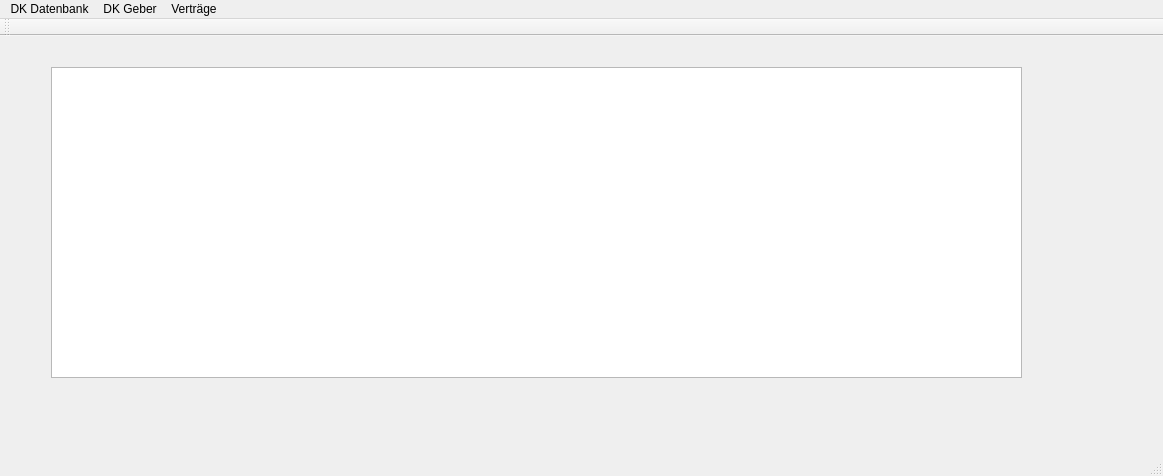
Old version of the form mainwindow.ui in the repository Schachigel/DKV2.
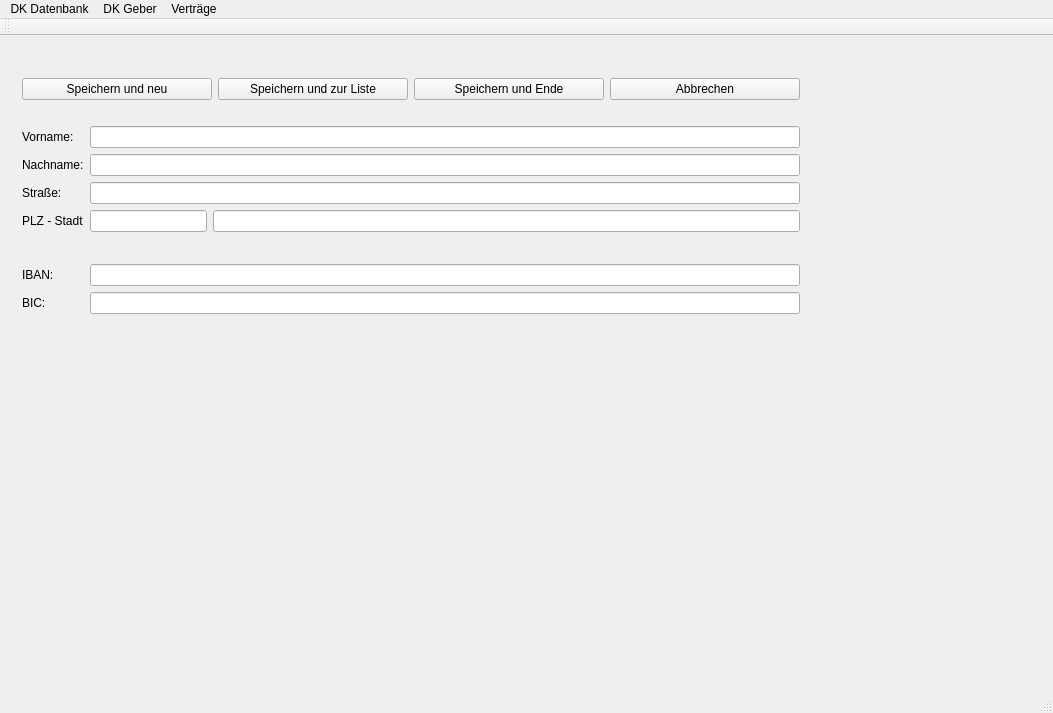
New version of the form.

What changed in the file:
```diff
--- a/mainwindow.ui
+++ b/mainwindow.ui
@@ -6,53 +6,221 @@
    <rect>
     <x>0</x>
     <y>0</y>
-    <width>1163</width>
-    <height>476</height>
+    <width>1053</width>
+    <height>713</height>
    </rect>
   </property>
   <property name="windowTitle">
    <string>MainWindow</string>
   </property>
   <widget class="QWidget" name="centralWidget">
-   <widget class="QWidget" name="verticalLayoutWidget">
-    <property name="geometry">
-     <rect>
-      <x>10</x>
-      <y>10</y>
-      <width>1121</width>
-      <height>371</height>
-     </rect>
-    </property>
-    <layout class="QVBoxLayout" name="cwLayout">
-     <item>
-      <widget class="QStackedWidget" name="stackedWidget">
-       <property name="currentIndex">
-        <number>1</number>
+   <layout class="QVBoxLayout" name="verticalLayout_3">
+    <item>
+     <widget class="QLabel" name="statusLabel">
+      <property name="text">
+       <string/>
+      </property>
+     </widget>
+    </item>
+    <item>
+     <widget class="QStackedWidget" name="stackedWidget">
+      <property name="currentIndex">
+       <number>2</number>
+      </property>
+      <widget class="QWidget" name="EmptyPage">
+       <layout class="QHBoxLayout" name="horizontalLayout_2">
+        <item>
+         <widget class="QLabel" name="label">
+          <property name="text">
+           <string>&lt;H2&gt;Willkommen zu DKV2- Deiner Verwaltung von Direktrediten&lt;/H2&gt;</string>
+          </property>
+         </widget>
+        </item>
+       </layout>
+      </widget>
+      <widget class="QWidget" name="PersonsListPage">
+       <layout class="QHBoxLayout" name="horizontalLayout">
+        <item>
+         <widget class="QTableView" name="PersonsTable"/>
+        </item>
+       </layout>
+      </widget>
+      <widget class="QWidget" name="NeuePerson">
+       <property name="maximumSize">
+        <size>
+         <width>800</width>
+         <height>16777215</height>
+        </size>
        </property>
-       <widget class="QWidget" name="EmptyPage"/>
-       <widget class="QWidget" name="PersonsListPage">
-        <widget class="QTableView" name="PersonsTable">
-         <property name="geometry">
-          <rect>
-           <x>30</x>
-           <y>10</y>
-           <width>971</width>
-           <height>311</height>
-          </rect>
-         </property>
-        </widget>
-       </widget>
+       <layout class="QVBoxLayout" name="verticalLayout">
+        <item>
+         <layout class="QHBoxLayout" name="horizontalLayout_4">
+          <item>
+           <widget class="QPushButton" name="saveNew">
+            <property name="toolTip">
+             <string>Der Datensatz wird gespeichert und ein weiterer Datensatz angelegt</string>
+            </property>
+            <property name="text">
+             <string>Speichern und neu</string>
+            </property>
+           </widget>
+          </item>
+          <item>
+           <widget class="QPushButton" name="saveList">
+            <property name="toolTip">
+             <string>Der Datensatz wird gespeichert und die Liste der DK Geber wird angezeigt</string>
+            </property>
+            <property name="text">
+             <string>Speichern und zur Liste</string>
+            </property>
+           </widget>
+          </item>
+          <item>
+           <widget class="QPushButton" name="saveExit">
+            <property name="toolTip">
+             <string>Der Datensatz wird gespeichert und die Eingabe neuer DK Geber wird beendet</string>
+            </property>
+            <property name="text">
+             <string>Speichern und Ende</string>
+            </property>
+           </widget>
+          </item>
+          <item>
+           <widget class="QPushButton" name="cancel">
+            <property name="toolTip">
+             <string>Das Anlegen eines DK Gebers wird abgebrochen</string>
+            </property>
+            <property name="text">
+             <string>Abbrechen</string>
+            </property>
+           </widget>
+          </item>
+         </layout>
+        </item>
+        <item>
+         <spacer name="horizontalSpacer_2">
+          <property name="orientation">
+           <enum>Qt::Horizontal</enum>
+          </property>
+          <property name="sizeHint" stdset="0">
+           <size>
+            <width>40</width>
+            <height>20</height>
+           </size>
+          </property>
+         </spacer>
+        </item>
+        <item>
+         <layout class="QFormLayout" name="formLayout">
+          <item row="0" column="0">
+           <widget class="QLabel" name="lVorname">
+            <property name="text">
+             <string>Vorname:</string>
+            </property>
+            <property name="buddy">
+             <cstring>leVorname</cstring>
+            </property>
+           </widget>
+          </item>
+          <item row="0" column="1">
+           <widget class="QLineEdit" name="leVorname"/>
+          </item>
+          <item row="1" column="0">
+           <widget class="QLabel" name="lNachname">
+            <property name="text">
+             <string>Nachname:</string>
+            </property>
+            <property name="buddy">
+             <cstring>leNachname</cstring>
+            </property>
+           </widget>
+          </item>
+          <item row="1" column="1">
+           <widget class="QLineEdit" name="leNachname"/>
+          </item>
+          <item row="2" column="0">
+           <widget class="QLabel" name="lStrasse">
+            <property name="text">
+             <string>Straße:</string>
+            </property>
+            <property name="buddy">
+             <cstring>leStrasse</cstring>
+            </property>
+           </widget>
+          </item>
+          <item row="2" column="1">
+           <widget class="QLineEdit" name="leStrasse"/>
+          </item>
+          <item row="4" column="0">
+           <widget class="QLabel" name="lPlzStadt">
+            <property name="text">
+             <string>PLZ - Stadt</string>
+            </property>
+            <property name="buddy">
+             <cstring>lePlz</cstring>
+            </property>
+           </widget>
+          </item>
+          <item row="4" column="1">
+           <layout class="QHBoxLayout" name="horizontalLayout_3" stretch="1,5">
+            <item>
+             <widget class="QLineEdit" name="lePlz"/>
+            </item>
+            <item>
+             <widget class="QLineEdit" name="leStadt"/>
+            </item>
+           </layout>
+          </item>
+          <item row="6" column="0">
+           <widget class="QLabel" name="lIban">
+            <property name="text">
+             <string>IBAN:</string>
+            </property>
+            <property name="buddy">
+             <cstring>leIban</cstring>
+            </property>
+           </widget>
+          </item>
+          <item row="6" column="1">
+           <widget class="QLineEdit" name="leIban"/>
+          </item>
+          <item row="7" column="0">
+           <widget class="QLabel" name="lBic">
+            <property name="text">
+             <string>BIC:</string>
+            </property>
+           </widget>
+          </item>
+          <item row="7" column="1">
+           <widget class="QLineEdit" name="leBic"/>
+          </item>
+          <item row="5" column="1">
+           <spacer name="horizontalSpacer">
+            <property name="orientation">
+             <enum>Qt::Horizontal</enum>
+            </property>
+            <property name="sizeHint" stdset="0">
+             <size>
+              <width>40</width>
+              <height>20</height>
+             </size>
+            </property>
+           </spacer>
+          </item>
+         </layout>
+        </item>
+       </layout>
       </widget>
-     </item>
-    </layout>
-   </widget>
+     </widget>
+    </item>
+   </layout>
   </widget>
   <widget class="QMenuBar" name="menuBar">
    <property name="geometry">
     <rect>
      <x>0</x>
      <y>0</y>
-     <width>1163</width>
+     <width>1053</width>
      <height>26</height>
     </rect>
    </property>
```
Left out of the diff: 8 changed lines with no effect on the pictures.
